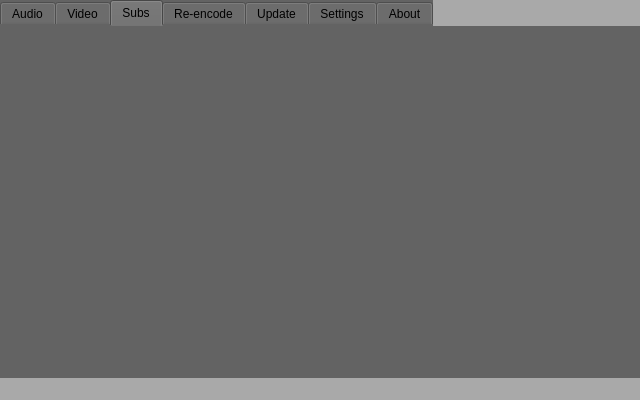
Qt form gui.ui (KoleckOLP/yt-dl) before a commit.
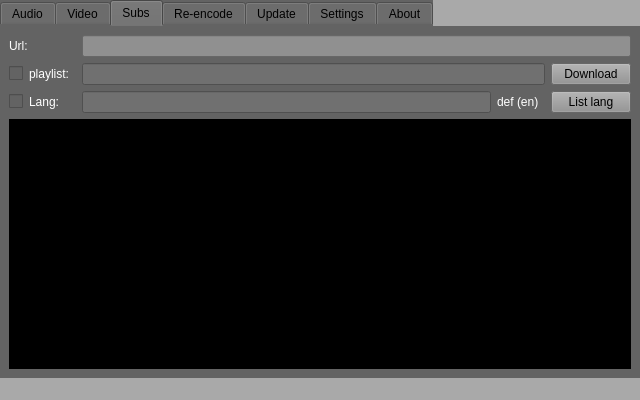
The same form after that commit. The open tabs and pages were chosen to show the change. Icons and pictures are not drawn.

Commit message: sub download (with playlist in UI but not working)

Patch:
```diff
--- a/gui.ui
+++ b/gui.ui
@@ -395,6 +395,107 @@
        <attribute name="title">
         <string>Subs</string>
        </attribute>
+       <layout class="QGridLayout" name="gridLayout_4">
+        <item row="0" column="1">
+         <widget class="QLabel" name="sub_url_label">
+          <property name="styleSheet">
+           <string notr="true">Color: #FFFFFF;</string>
+          </property>
+          <property name="text">
+           <string>Url:</string>
+          </property>
+         </widget>
+        </item>
+        <item row="1" column="1">
+         <widget class="QCheckBox" name="sub_playlist_checkbox">
+          <property name="styleSheet">
+           <string notr="true">Color: #FFFFFF;</string>
+          </property>
+          <property name="text">
+           <string>playlist:</string>
+          </property>
+         </widget>
+        </item>
+        <item row="0" column="3" colspan="4">
+         <widget class="QLineEdit" name="sub_url_bar">
+          <property name="styleSheet">
+           <string notr="true">background-color: #909090</string>
+          </property>
+         </widget>
+        </item>
+        <item row="2" column="1">
+         <widget class="QCheckBox" name="sub_lang_checkbox">
+          <property name="styleSheet">
+           <string notr="true">Color: #FFFFFF;</string>
+          </property>
+          <property name="text">
+           <string>Lang:</string>
+          </property>
+         </widget>
+        </item>
+        <item row="2" column="4">
+         <widget class="QLabel" name="sub_lang_label">
+          <property name="styleSheet">
+           <string notr="true">Color: #FFFFFF</string>
+          </property>
+          <property name="text">
+           <string>def (en)</string>
+          </property>
+         </widget>
+        </item>
+        <item row="2" column="3">
+         <widget class="QLineEdit" name="sub_lang_bar">
+          <property name="enabled">
+           <bool>false</bool>
+          </property>
+          <property name="styleSheet">
+           <string notr="true">background-color: #707070;</string>
+          </property>
+         </widget>
+        </item>
+        <item row="3" column="1" colspan="6">
+         <widget class="QTextBrowser" name="sub_output_console">
+          <property name="font">
+           <font>
+            <pointsize>10</pointsize>
+           </font>
+          </property>
+          <property name="styleSheet">
+           <string notr="true">background-color: #000000; color: #FFFFFF;</string>
+          </property>
+         </widget>
+        </item>
+        <item row="1" column="3" colspan="3">
+         <widget class="QLineEdit" name="sub_playlist_bar">
+          <property name="enabled">
+           <bool>false</bool>
+          </property>
+          <property name="styleSheet">
+           <string notr="true">background-color: #707070;</string>
+          </property>
+         </widget>
+        </item>
+        <item row="1" column="6">
+         <widget class="QPushButton" name="sub_download_button">
+          <property name="styleSheet">
+           <string notr="true">background-color: #909090;</string>
+          </property>
+          <property name="text">
+           <string>Download</string>
+          </property>
+         </widget>
+        </item>
+        <item row="2" column="6">
+         <widget class="QPushButton" name="sub_lang_button">
+          <property name="styleSheet">
+           <string notr="true">background-color: #909090;</string>
+          </property>
+          <property name="text">
+           <string>List lang</string>
+          </property>
+         </widget>
+        </item>
+       </layout>
       </widget>
       <widget class="QWidget" name="reencode_tab">
        <attribute name="title">
```
Left out of the diff: 150 changed lines with no effect on the pictures. The commit also changes 2 other files.
